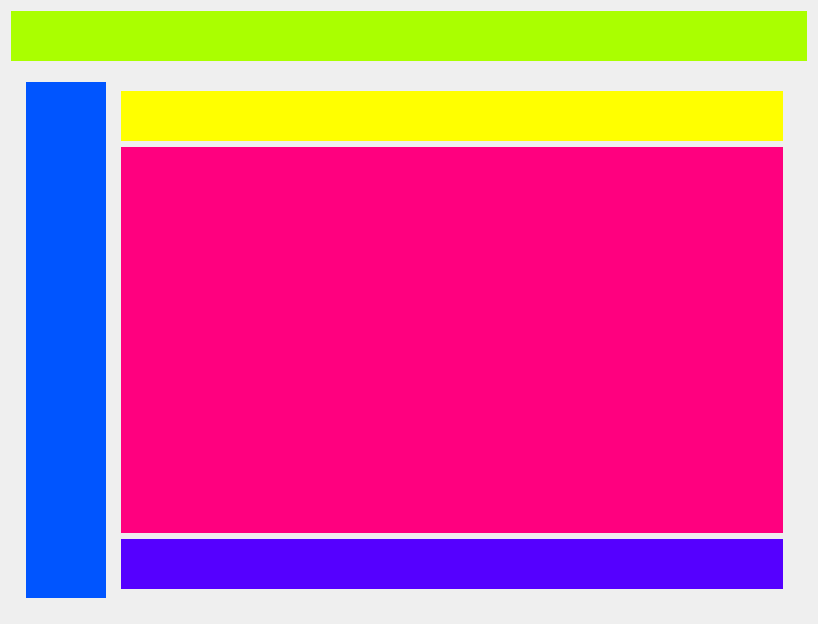
Before: the Qt Designer form KFileDialog/kfiledialog.ui in CryFeiFei/KFileDialog, drawn with Qt 5.
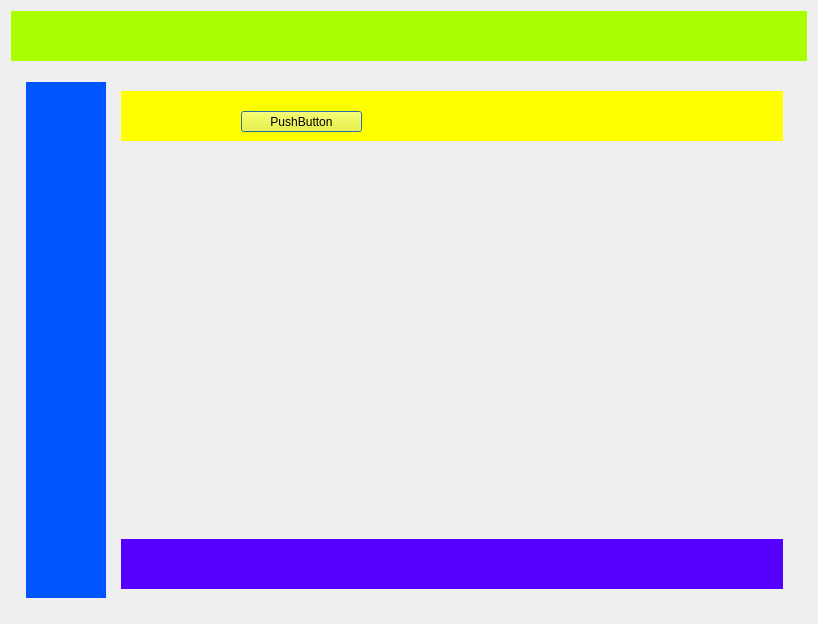
After: the same form once the commit is applied. Custom widgets are drawn as their Qt base class.

```diff
--- a/KFileDialog/kfiledialog.ui
+++ b/KFileDialog/kfiledialog.ui
@@ -103,13 +103,43 @@
                <property name="styleSheet">
                 <string notr="true">background-color: rgb(255, 255, 0);</string>
                </property>
+               <widget class="QPushButton" name="pushButton">
+                <property name="geometry">
+                 <rect>
+                  <x>120</x>
+                  <y>20</y>
+                  <width>121</width>
+                  <height>21</height>
+                 </rect>
+                </property>
+                <property name="text">
+                 <string>PushButton</string>
+                </property>
+               </widget>
               </widget>
              </item>
              <item>
               <widget class="QWidget" name="mainWidget" native="true">
                <property name="styleSheet">
-                <string notr="true">background-color: rgb(255, 0, 127);</string>
+                <string notr="true"/>
                </property>
+               <layout class="QVBoxLayout" name="verticalLayout_5">
+                <item>
+                 <layout class="QVBoxLayout" name="mainWidgetLayout">
+                  <item>
+                   <widget class="KStackWidget" name="stackedWidget">
+                    <property name="palette">
+                     <palette>
+                      <active/>
+                      <inactive/>
+                      <disabled/>
+                     </palette>
+                    </property>
+                   </widget>
+                  </item>
+                 </layout>
+                </item>
+               </layout>
               </widget>
              </item>
              <item>
@@ -143,6 +173,14 @@
    </item>
   </layout>
  </widget>
+ <customwidgets>
+  <customwidget>
+   <class>KStackWidget</class>
+   <extends>QStackedWidget</extends>
+   <header>kstackwidget.h</header>
+   <container>1</container>
+  </customwidget>
+ </customwidgets>
  <resources/>
  <connections/>
 </ui>
```
